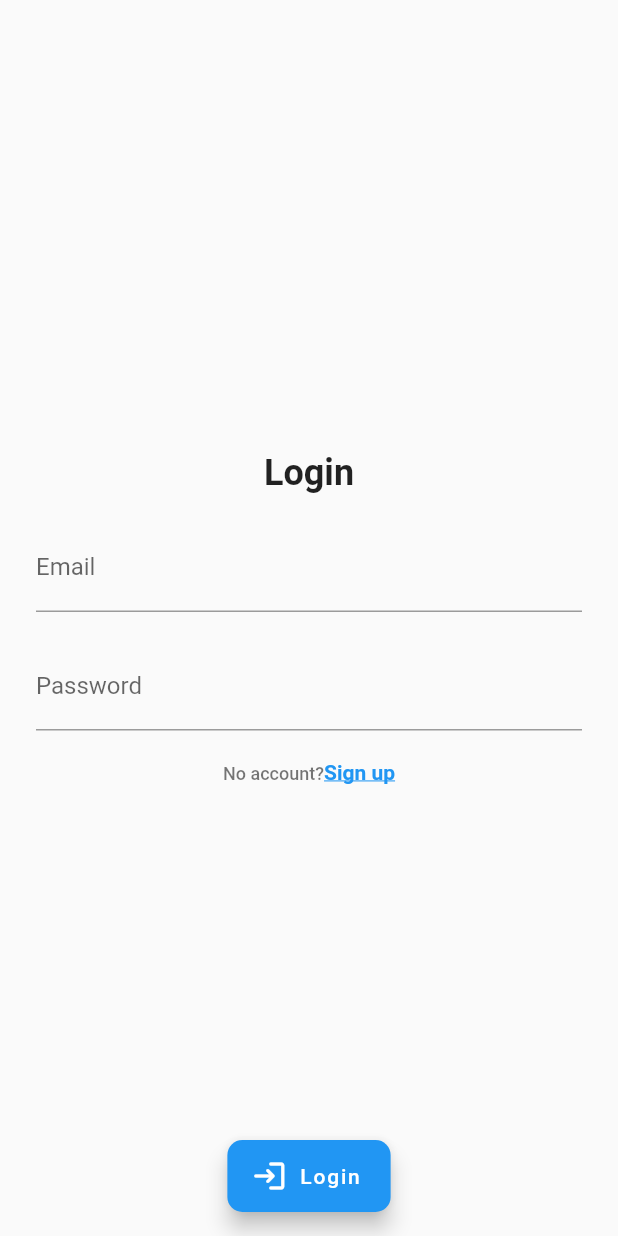
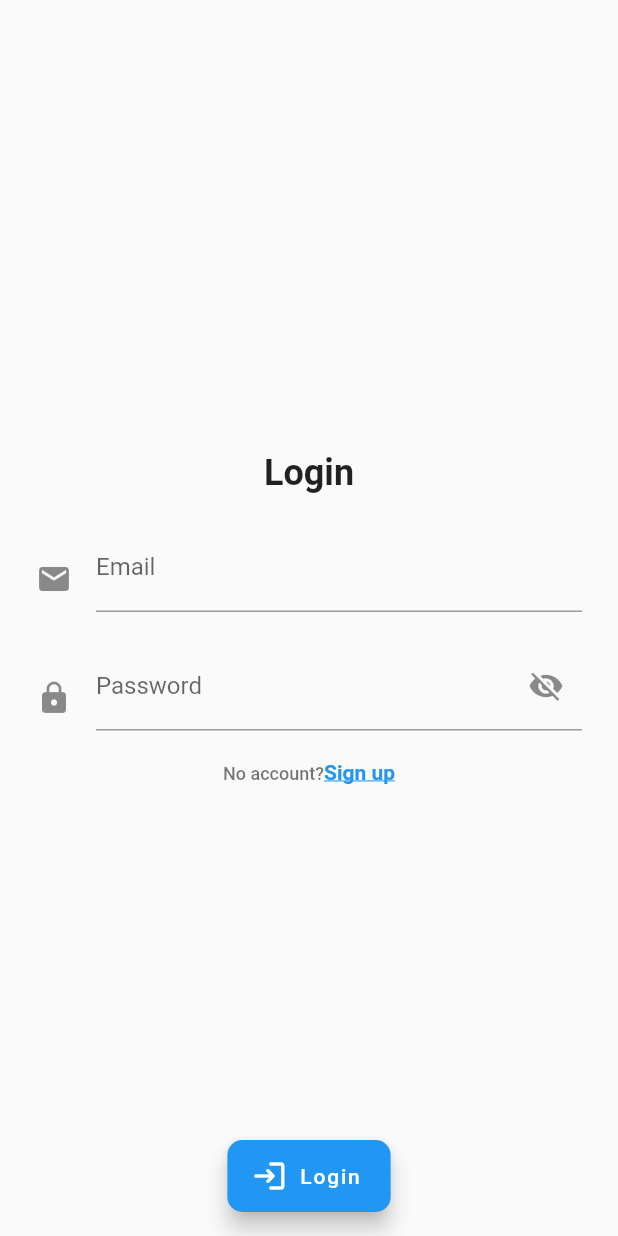
Before and after one commit to VinuBalagopalAP/Effigy, a Flutter app: the screen it shows after launch, on a phone screen of 412 x 824 dp. Run offline on Flutter 3.47's test engine with Material 2 defaults, Android fonts, the light colour scheme and no system bars; our stand-ins replace email_validator, firebase_auth, firebase_core; accounts and stored records are empty.

Commit message:
Password Toggling 🕵️‍♀️

```diff
--- a/lib/screens/login/login_page.dart
+++ b/lib/screens/login/login_page.dart
@@ -27,9 +27,11 @@ class _LoginPageState extends State<LoginPage> {
   void dispose() {
     passwordController.dispose();
     emailController.dispose();
-
     super.dispose();
   }
+
+  /// [ passwordHidden ] is to defining the password is hidden.
+  bool passwordHidden = true;
 
   @override
   Widget build(BuildContext context) {
@@ -55,7 +57,13 @@ class _LoginPageState extends State<LoginPage> {
               controller: emailController,
               cursorColor: Colors.black,
               textInputAction: TextInputAction.next,
-              decoration: const InputDecoration(labelText: 'Email'),
+              decoration: const InputDecoration(
+                labelText: 'Email',
+                icon: Padding(
+                  padding: EdgeInsets.only(top: 15.0),
+                  child: Icon(Icons.email),
+                ),
+              ),
               autovalidateMode: AutovalidateMode.onUserInteraction,
               validator: (email) =>
                   email != null && !EmailValidator.validate(email)
@@ -66,15 +74,29 @@ class _LoginPageState extends State<LoginPage> {
 
             /// [ TextFormField ] for [ password ]
             TextFormField(
-              obscureText: true,
               controller: passwordController,
               cursorColor: Colors.black,
               textInputAction: TextInputAction.next,
-              decoration: const InputDecoration(labelText: 'Password'),
+              decoration: InputDecoration(
+                labelText: 'Password',
+                icon: const Padding(
+                  padding: EdgeInsets.only(top: 15.0),
+                  child: Icon(Icons.lock),
+                ),
+                suffixIcon: IconButton(
+                  onPressed: () {
+                    /// [Toggles] the password show status
+                    setState(() {
+                      passwordHidden = !passwordHidden;
+                    });
+                  },
+                  icon: Icon(
+                    passwordHidden ? Icons.visibility_off : Icons.visibility,
+                  ),
+                ),
+              ),
+              obscureText: passwordHidden,
               autovalidateMode: AutovalidateMode.onUserInteraction,
-              validator: (value) => value != null && value.length < 6
-                  ? 'Password must be at least 6 characters long'
-                  : null,
             ),
             const SizedBox(height: 20),
 
```
Also changed, not shown: lib/screens/login/signup_page.dart (+29 -4 lines).
